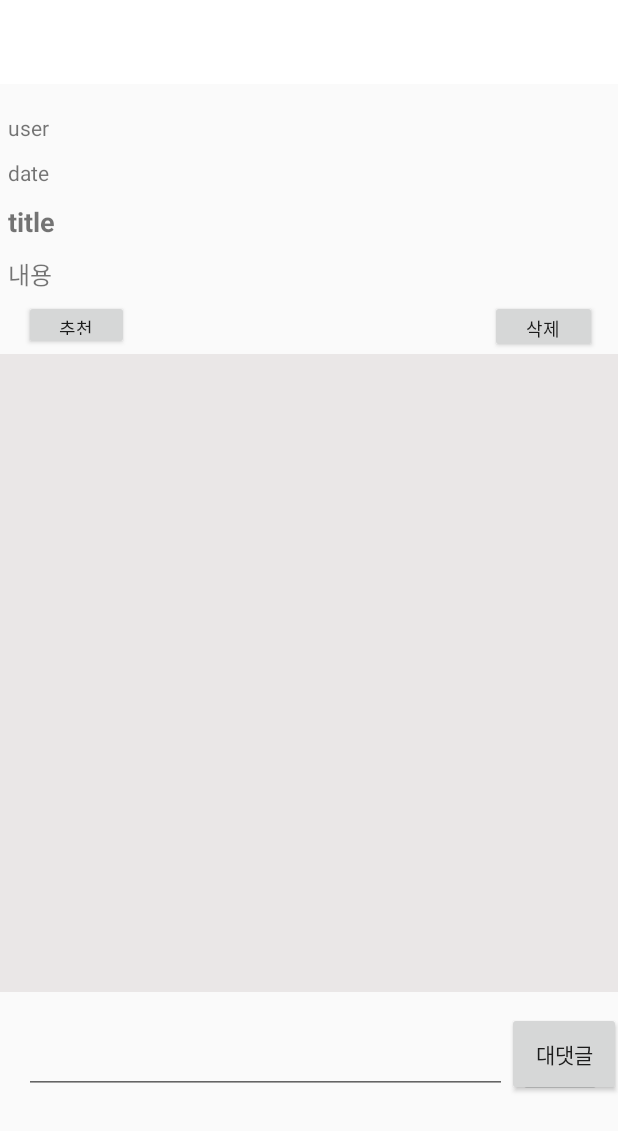
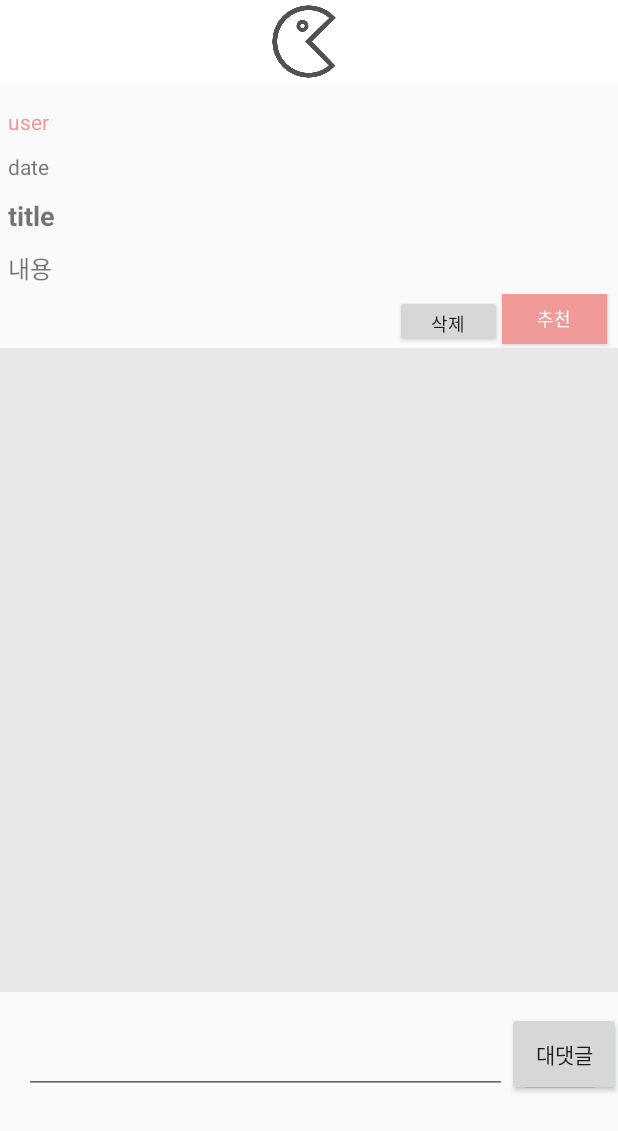
Before and after one commit to marha-hwang/eater, an Android app: the layout detail_review_fragment.xml on its own in the app's theme, with its tools: preview values and no code run, on a phone screen of 412 x 824 dp. Shown: the top 1131 px of the screen. Run offline under Robolectric (Android 15) with nearby library versions, the phone set to English and light mode, and no system bars; Roboto replaces fonts that are not available here.

Commit message:
UI Design_2

```diff
--- a/app/src/main/res/layout/detail_review_fragment.xml
+++ b/app/src/main/res/layout/detail_review_fragment.xml
@@ -15,6 +15,16 @@
         android:minHeight="?attr/actionBarSize"
         android:theme="?attr/actionBarTheme" />
 
+    <ImageView
+        android:id="@+id/imageView5"
+        android:layout_width="51dp"
+        android:layout_height="51dp"
+        android:layout_gravity="center|top"
+        android:layout_marginTop="2dp"
+        app:srcCompat="@drawable/logo"
+        tools:src="@tools:sample/avatars"
+        tools:srcCompat="@drawable/logo" />
+
     <androidx.core.widget.NestedScrollView
         android:layout_width="match_parent"
         android:layout_height="591dp"
@@ -28,21 +38,22 @@
 
             <TextView
                 android:id="@+id/user"
-                android:layout_width="match_parent"
+                android:layout_width="200dp"
                 android:layout_height="wrap_content"
                 android:layout_margin="5dp"
-                android:text="user" />
+                android:text="user"
+                android:textColor="#EF9999" />
 
             <TextView
                 android:id="@+id/date"
-                android:layout_width="match_parent"
+                android:layout_width="200dp"
                 android:layout_height="wrap_content"
                 android:layout_margin="5dp"
                 android:text="date" />
 
             <TextView
                 android:id="@+id/Title"
-                android:layout_width="match_parent"
+                android:layout_width="200dp"
                 android:layout_height="wrap_content"
                 android:layout_margin="5dp"
                 android:text="title"
@@ -63,31 +74,38 @@
                 android:layout_height="36dp">
 
                 <Button
-                    android:id="@+id/upBtn"
-                    android:layout_width="70dp"
-                    android:layout_height="33dp"
-                    android:layout_marginStart="16dp"
-                    android:text="추천"
-                    android:textSize="12sp"
-                    app:layout_constraintStart_toStartOf="parent"
-                    app:layout_constraintTop_toTopOf="parent" />
-
-                <Button
                     android:id="@+id/reviewDelete"
                     android:layout_width="71dp"
                     android:layout_height="35dp"
                     android:text="삭제"
                     android:textSize="12sp"
+                    app:layout_constraintBottom_toBottomOf="parent"
+                    app:layout_constraintEnd_toStartOf="@+id/upBtn"
+                    app:layout_constraintTop_toTopOf="parent" />
+
+                <Button
+                    android:id="@+id/upBtn"
+                    android:layout_width="70dp"
+                    android:layout_height="33dp"
+                    android:layout_marginRight="5dp"
+                    android:layout_marginBottom="5dp"
+                    android:background="#EF9999"
+
+                    android:text="추천"
+                    android:textColor="@color/white"
+                    android:textSize="12sp"
+                    app:layout_constraintBottom_toBottomOf="parent"
                     app:layout_constraintEnd_toEndOf="parent"
-                    app:layout_constraintHorizontal_bias="0.944"
-                    app:layout_constraintStart_toEndOf="@+id/upBtn"
-                    app:layout_constraintTop_toTopOf="parent" />
+                    app:layout_constraintHorizontal_bias="0.994"
+                    app:layout_constraintStart_toStartOf="parent"
+                    app:layout_constraintTop_toTopOf="parent"
+                    app:layout_constraintVertical_bias="0.0" />
             </androidx.constraintlayout.widget.ConstraintLayout>
 
             <androidx.recyclerview.widget.RecyclerView
                 android:id="@+id/recyclerView"
                 android:layout_width="match_parent"
-                android:layout_height="match_parent"
+                android:layout_height="429dp"
                 android:background="#EAE7E7"
                 android:nestedScrollingEnabled="false" />
 
--- a/app/src/main/res/layout/fragment_home.xml
+++ b/app/src/main/res/layout/fragment_home.xml
@@ -94,12 +94,12 @@
     <Button
         android:id="@+id/Recommandbtn"
         android:layout_width="100dp"
-        android:layout_height="37dp"
+        android:layout_height="40dp"
         android:layout_marginTop="10dp"
         android:background="#EF9999"
         android:text="메뉴추천"
+        android:textColor="@color/white"
         android:textStyle="italic"
-        android:textColor="@color/white"
         app:layout_constraintBottom_toTopOf="@+id/recyclerView"
         app:layout_constraintEnd_toEndOf="parent"
         app:layout_constraintHorizontal_bias="0.952"
--- a/app/src/main/res/layout/item_comment.xml
+++ b/app/src/main/res/layout/item_comment.xml
@@ -21,7 +21,7 @@
             android:fillViewport="true">
 
             <LinearLayout
-                android:layout_width="match_parent"
+                android:layout_width="410dp"
                 android:layout_height="wrap_content"
                 android:orientation="vertical">
 
@@ -31,6 +31,7 @@
                     android:layout_height="wrap_content"
                     android:layout_margin="3dp"
                     android:text="TextView"
+                    android:textColor="#EF9999"
                     android:textSize="18sp" />
 
                 <TextView
@@ -81,7 +82,7 @@
                 <androidx.recyclerview.widget.RecyclerView
                     android:id="@+id/recyclerView2"
                     android:layout_width="match_parent"
-                    android:layout_height="17dp"
+                    android:layout_height="226dp"
                     android:nestedScrollingEnabled="false" />
 
             </LinearLayout>
--- a/app/src/main/res/layout/item_list.xml
+++ b/app/src/main/res/layout/item_list.xml
@@ -51,14 +51,15 @@
                 android:id="@+id/imageView"
                 android:layout_width="178dp"
                 android:layout_height="150dp"
+                android:layout_marginLeft="20dp"
                 android:background="#F1D1D1"
                 android:scaleType="fitXY"
                 app:layout_constraintEnd_toEndOf="parent"
                 app:layout_constraintHorizontal_bias="0.538"
                 app:layout_constraintStart_toStartOf="parent"
                 app:layout_constraintTop_toTopOf="parent"
-                app:srcCompat="@android:drawable/ic_menu_report_image"
-                tools:srcCompat="@tools:sample/avatars" />
+                app:srcCompat="@drawable/logo"
+                tools:srcCompat="@drawable/logo" />
 
         </androidx.constraintlayout.widget.ConstraintLayout>
     </androidx.cardview.widget.CardView>
--- a/app/src/main/res/layout/restaurant__info_fragment.xml
+++ b/app/src/main/res/layout/restaurant__info_fragment.xml
@@ -24,8 +24,8 @@
             app:layout_constraintEnd_toEndOf="parent"
             app:layout_constraintStart_toStartOf="parent"
             app:layout_constraintTop_toBottomOf="@+id/toolbar"
-            app:srcCompat="@android:drawable/ic_menu_report_image"
-            tools:srcCompat="@tools:sample/avatars" />
+            app:srcCompat="@drawable/logo"
+            tools:srcCompat="@drawable/logo" />
 
         <TextView
             android:id="@+id/restaurant_name"
```
Also changed, not shown: app/src/main/java/com/example/myapplication/ui/notifications/NotificationsAdapter.kt (+9 -0 lines), app/src/main/java/com/example/myapplication/ui/reviewsOfRestaurant/ReviewsOfResAdapter.kt (+21 -7 lines), app/src/main/res/layout/fragment_notifications.xml (+39 -17 lines), app/src/main/res/layout/item_reply.xml (+25 -5 lines), app/src/main/res/layout/item_review.xml (+53 -34 lines), app/src/main/res/layout/reviews_of_restaurant_fragment.xml (+23 -0 lines).
